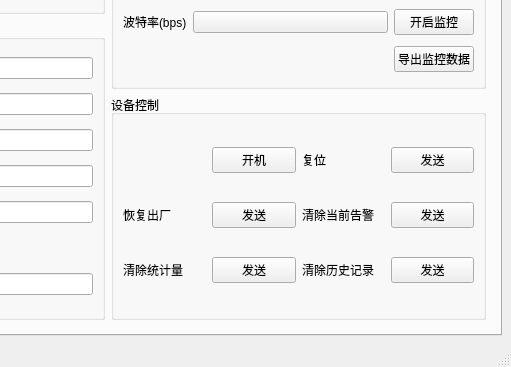
xxxy-bit/SRNE_UP, file ui/dc_layout.ui: the form before one commit; both pictures show x 670 to 1181 and y 185 to 552 of the 1181 by 552 pixel window.
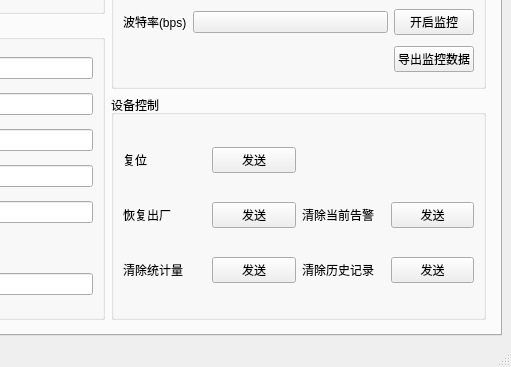
The form after the commit. Custom widgets are drawn as their Qt base class.

```diff
--- a/ui/dc_layout.ui
+++ b/ui/dc_layout.ui
@@ -729,13 +729,6 @@
               <layout class="QHBoxLayout" name="horizontalLayout_7">
                <item>
                 <layout class="QGridLayout" name="gridLayout_4">
-                 <item row="0" column="3">
-                  <widget class="PushButton" name="dc_reset">
-                   <property name="text">
-                    <string>发送</string>
-                   </property>
-                  </widget>
-                 </item>
                  <item row="1" column="0">
                   <widget class="QLabel" name="label_35">
                    <property name="text">
@@ -743,13 +736,6 @@
                    </property>
                   </widget>
                  </item>
-                 <item row="0" column="1">
-                  <widget class="PushButton" name="dc_onoff_power">
-                   <property name="text">
-                    <string>开机</string>
-                   </property>
-                  </widget>
-                 </item>
                  <item row="1" column="3">
                   <widget class="PushButton" name="dc_clear_alarm">
                    <property name="text">
@@ -764,13 +750,6 @@
                    </property>
                   </widget>
                  </item>
-                 <item row="0" column="2">
-                  <widget class="QLabel" name="label_34">
-                   <property name="text">
-                    <string>复位</string>
-                   </property>
-                  </widget>
-                 </item>
                  <item row="1" column="2">
                   <widget class="QLabel" name="label_37">
                    <property name="text">
@@ -806,6 +785,20 @@
                    </property>
                   </widget>
                  </item>
+                 <item row="0" column="0">
+                  <widget class="QLabel" name="label_34">
+                   <property name="text">
+                    <string>复位</string>
+                   </property>
+                  </widget>
+                 </item>
+                 <item row="0" column="1">
+                  <widget class="PushButton" name="dc_reset">
+                   <property name="text">
+                    <string>发送</string>
+                   </property>
+                  </widget>
+                 </item>
                 </layout>
                </item>
               </layout>
```
Left out of the diff: 21 changed lines with no effect on the pictures.
